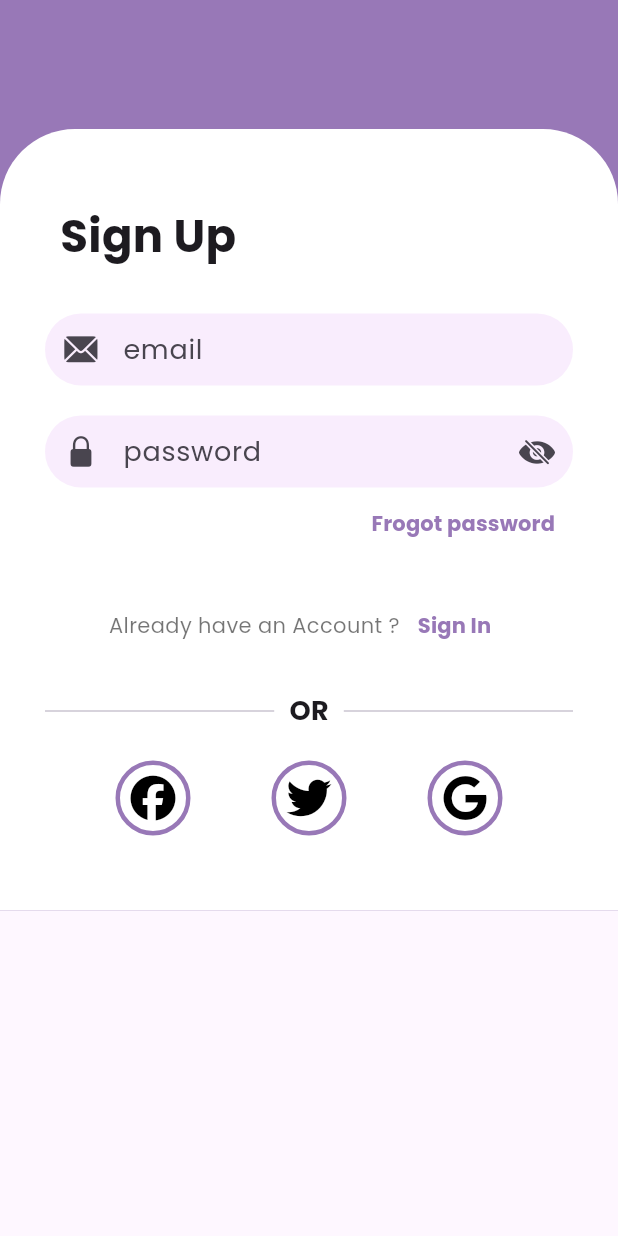
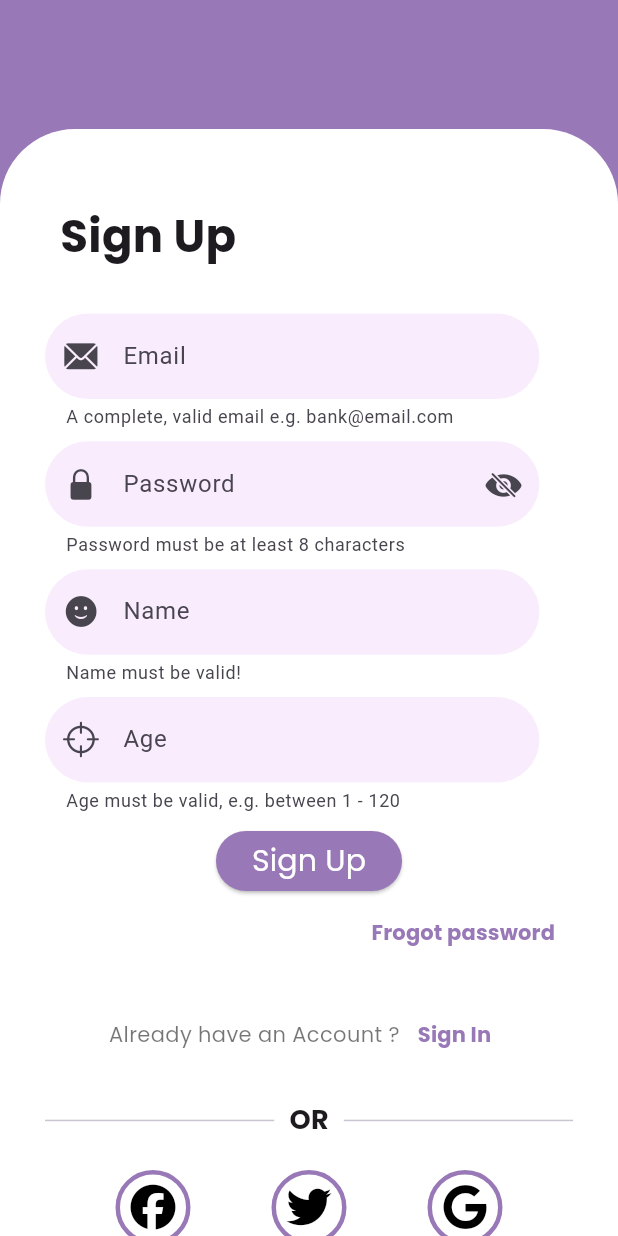
Before and after one commit to baadnk7777777/flutter_bloc_firebase, a Flutter app: the screen it shows after launch, on a phone screen of 412 x 824 dp. Run offline on Flutter 3.47's test engine with Material 3 defaults, Android fonts, the phone set to English and light mode, and no system bars; our stand-ins replace bloc, cloud_firestore, dartz, equatable, firebase_auth, firebase_core and 3 more; accounts and stored records are empty.

Commit message:
Success Signup.

```diff
--- a/lib/modules/sign_up_page/bloc/form_bloc/bloc/form_bloc.dart
+++ b/lib/modules/sign_up_page/bloc/form_bloc/bloc/form_bloc.dart
@@ -25,7 +25,7 @@ class FormBloc extends Bloc<FormEvent, FormsValidate> {
   }
 
   bool _isPasswordValid(String password) {
-    return _passwordRegExp.hasMatch(password);
+    return true;
   }
 
   bool _isNameValid(String? displayName) {
@@ -78,6 +78,7 @@ class FormBloc extends Bloc<FormEvent, FormsValidate> {
             _isNameValid(state.displayName),
         isLoading: true,
       ));
+      print("isfromValid${state.isFormValid}");
       if (state.isFormValid) {
         try {
           // Sign up method
@@ -167,6 +168,7 @@ class FormBloc extends Bloc<FormEvent, FormsValidate> {
       isFormValid: false,
       isFormValidateFailed: false,
       errorMessage: "",
+      displayName: event.displayName,
       isNameValid: _isNameValid(event.displayName),
     ));
   }
--- a/lib/modules/sign_up_page/views/sign_up_page.dart
+++ b/lib/modules/sign_up_page/views/sign_up_page.dart
@@ -5,8 +5,14 @@ import 'package:flutter_bloc_firebase_2/common/style/app_color.dart';
 import 'package:flutter_bloc_firebase_2/modules/home_page/bloc/message_bloc.dart';
 import 'package:flutter_bloc_firebase_2/modules/sign_up_page/bloc/auth_bloc/bloc/authentication_bloc.dart';
 import 'package:flutter_bloc_firebase_2/modules/sign_up_page/bloc/form_bloc/bloc/form_bloc.dart';
+import 'package:flutter_bloc_firebase_2/modules/sign_up_page/widgets/age_field.dart';
+import 'package:flutter_bloc_firebase_2/modules/sign_up_page/widgets/display_name_field.dart';
+import 'package:flutter_bloc_firebase_2/modules/sign_up_page/widgets/email_field.dart';
+import 'package:flutter_bloc_firebase_2/modules/sign_up_page/widgets/error_dialog.dart';
+import 'package:flutter_bloc_firebase_2/modules/sign_up_page/widgets/password_field.dart';
 import 'package:flutter_bloc_firebase_2/modules/sign_up_page/widgets/sign_up_button.dart';
 import 'package:flutter_bloc_firebase_2/modules/sign_up_page/widgets/sign_up_field.dart';
+import 'package:flutter_bloc_firebase_2/modules/sign_up_page/widgets/submit_form.dart';
 import 'package:flutter_bloc_firebase_2/modules/splash_page/splash_page.dart';
 
 class SignUpPage extends StatefulWidget {
@@ -40,16 +46,7 @@ class _SignUpPageState extends State<SignUpPage> {
                 showDialog(
                   context: context,
                   builder: (context) {
-                    return AlertDialog(
-                        // <-- SEE HERE
-                        title: const Text('Erorr'),
-                        content: SingleChildScrollView(
-                          child: ListBody(
-                            children: <Widget>[
-                              Text(state.errorMessage ?? 'Error'),
-                            ],
-                          ),
-                        ));
+                    return ErrorDialog(errorMessage: state.errorMessage);
                   },
                 );
               } else if (state.isFormValid && !state.isLoading) {
@@ -57,7 +54,7 @@ class _SignUpPageState extends State<SignUpPage> {
                 context.read<FormBloc>().add(const FormSucceeded());
               } else if (state.isFormValidateFailed) {
                 ScaffoldMessenger.of(context).showSnackBar(
-                    const SnackBar(content: Text('TextFixIssues')));
+                    const SnackBar(content: Text('isFormValidateFailed')));
               }
             },
           ),
@@ -111,25 +108,22 @@ class _SignUpPageState extends State<SignUpPage> {
                       const SizedBox(
                         height: 30,
                       ),
-                      SignUpField(
-                        controller: emailController,
-                        // onTextChanged: (newText) {
-                        //   onTextChanged(newText, 'email');
-                        // },
-                        fieldType: 'email',
-                        hintText: 'email',
-                      ),
-                      const SizedBox(
-                        height: 20,
-                      ),
-                      SignUpField(
-                        controller: passwordController,
-                        // onTextChanged: (newText) {
-                        //   onTextChanged(newText, 'password');
-                        // },
-                        fieldType: 'password',
-                        hintText: 'password',
-                      ),
+
+                      // THRERE: INPUTFIELD.
+                      const EmailField(),
+                      SizedBox(
+                          height: MediaQuery.of(context).size.height * 0.01),
+                      const PasswordField(),
+                      SizedBox(
+                          height: MediaQuery.of(context).size.height * 0.01),
+                      const DisPlayNameField(),
+                      SizedBox(
+                          height: MediaQuery.of(context).size.height * 0.01),
+                      const AgeField(),
+                      SizedBox(
+                          height: MediaQuery.of(context).size.height * 0.01),
+
+                      const Center(child: SubmitForm()),
                       Row(
                         mainAxisAlignment: MainAxisAlignment.end,
                         children: [
--- /dev/null
+++ b/lib/modules/sign_up_page/widgets/age_field.dart
@@ -0,0 +1,51 @@
+import 'package:flutter/cupertino.dart';
+import 'package:flutter/foundation.dart';
+import 'package:flutter/material.dart';
+import 'package:flutter/widgets.dart';
+import 'package:flutter_bloc/flutter_bloc.dart';
+import 'package:flutter_bloc_firebase_2/common/style/app_color.dart';
+import 'package:flutter_bloc_firebase_2/modules/sign_up_page/bloc/form_bloc/bloc/form_bloc.dart';
+
+class AgeField extends StatelessWidget {
+  const AgeField({super.key});
+
+  @override
+  Widget build(BuildContext context) {
+    Size size = MediaQuery.of(context).size;
+    return BlocBuilder<FormBloc, FormsValidate>(
+      builder: (context, state) {
+        return SizedBox(
+          width: size.width * 0.8,
+          child: TextFormField(
+            keyboardType: TextInputType.number,
+            style: const TextStyle(
+              color: Colors.black54,
+              fontFamily: "poppins",
+              fontSize: 18,
+            ),
+            decoration: InputDecoration(
+                prefixIcon: const Icon(CupertinoIcons.scope),
+                contentPadding: const EdgeInsets.symmetric(
+                    vertical: 15.0, horizontal: 10.0),
+                helperText: 'Age must be valid, e.g. between 1 - 120',
+                helperMaxLines: 1,
+                labelText: 'Age',
+                errorMaxLines: 1,
+                errorText: !state.isAgeValid
+                    ? 'Age must be valid, e.g. between 1 - 120'
+                    : null,
+                filled: true,
+                fillColor: AppColors.ilacPalette3,
+                border: OutlineInputBorder(
+                  borderRadius: BorderRadius.circular(30),
+                  borderSide: BorderSide.none,
+                )),
+            onChanged: (value) {
+              context.read<FormBloc>().add(AgeChanged(age: int.parse(value)));
+            },
+          ),
+        );
+      },
+    );
+  }
+}
--- /dev/null
+++ b/lib/modules/sign_up_page/widgets/display_name_field.dart
@@ -0,0 +1,52 @@
+import 'package:flutter/cupertino.dart';
+import 'package:flutter/foundation.dart';
+import 'package:flutter/material.dart';
+import 'package:flutter/widgets.dart';
+import 'package:flutter_bloc/flutter_bloc.dart';
+import 'package:flutter_bloc_firebase_2/common/style/app_color.dart';
+import 'package:flutter_bloc_firebase_2/modules/sign_up_page/bloc/form_bloc/bloc/form_bloc.dart';
+
+class DisPlayNameField extends StatelessWidget {
+  const DisPlayNameField({super.key});
+
+  @override
+  Widget build(BuildContext context) {
+    Size size = MediaQuery.of(context).size;
+    return BlocBuilder<FormBloc, FormsValidate>(
+      builder: (context, state) {
+        return SizedBox(
+          // รู้ขนาดที่แน่นอน ควรใช้ Sizebox
+          width: size.width * 0.8,
+          child: TextField(
+            onChanged: (value) {
+              context.read<FormBloc>().add(NameChanged(value));
+            },
+            style: const TextStyle(
+              color: Colors.black54,
+              fontFamily: "poppins",
+              fontSize: 18,
+            ),
+            decoration: InputDecoration(
+                prefixIcon: const Icon(CupertinoIcons.smiley_fill),
+                helperText: '''Name must be valid!''',
+                helperMaxLines: 2,
+                labelText: 'Name',
+                errorMaxLines: 2,
+                errorText:
+                    !state.isNameValid ? '''Name cannot be empty!''' : null,
+                contentPadding: const EdgeInsets.symmetric(
+                  vertical: 15.0,
+                  horizontal: 10.0,
+                ),
+                filled: true,
+                fillColor: AppColors.ilacPalette3,
+                border: OutlineInputBorder(
+                  borderRadius: BorderRadius.circular(30),
+                  borderSide: BorderSide.none,
+                )),
+          ),
+        );
+      },
+    );
+  }
+}
--- /dev/null
+++ b/lib/modules/sign_up_page/widgets/email_field.dart
@@ -0,0 +1,53 @@
+import 'package:flutter/cupertino.dart';
+import 'package:flutter/foundation.dart';
+import 'package:flutter/material.dart';
+import 'package:flutter/widgets.dart';
+import 'package:flutter_bloc/flutter_bloc.dart';
+import 'package:flutter_bloc_firebase_2/common/style/app_color.dart';
+import 'package:flutter_bloc_firebase_2/modules/sign_up_page/bloc/form_bloc/bloc/form_bloc.dart';
+
+class EmailField extends StatelessWidget {
+  const EmailField({super.key});
+
+  @override
+  Widget build(BuildContext context) {
+    Size size = MediaQuery.of(context).size;
+    return BlocBuilder<FormBloc, FormsValidate>(
+      builder: (context, state) {
+        return SizedBox(
+          // รู้ขนาดที่แน่นอน ควรใช้ Sizebox
+          width: size.width * 0.8,
+          child: TextField(
+            onChanged: (value) {
+              context.read<FormBloc>().add(EmailChanged(email: value));
+            },
+            keyboardType: TextInputType.emailAddress,
+            style: const TextStyle(
+              color: Colors.black54,
+              fontFamily: "poppins",
+              fontSize: 18,
+            ),
+            decoration: InputDecoration(
+                prefixIcon: const Icon(CupertinoIcons.mail_solid),
+                labelText: 'Email',
+                helperText: 'A complete, valid email e.g. bank@email.com',
+                errorText: !state.isNameValid
+                    ? 'Please ensure the email is valid'
+                    : null,
+                hintText: 'Email',
+                contentPadding: const EdgeInsets.symmetric(
+                  vertical: 15.0,
+                  horizontal: 10.0,
+                ),
+                filled: true,
+                fillColor: AppColors.ilacPalette3,
+                border: OutlineInputBorder(
+                  borderRadius: BorderRadius.circular(30),
+                  borderSide: BorderSide.none,
+                )),
+          ),
+        );
+      },
+    );
+  }
+}
--- /dev/null
+++ b/lib/modules/sign_up_page/widgets/error_dialog.dart
@@ -0,0 +1,25 @@
+import 'package:flutter/foundation.dart';
+import 'package:flutter/material.dart';
+import 'package:flutter/widgets.dart';
+
+class ErrorDialog extends StatelessWidget {
+  final String? errorMessage;
+  const ErrorDialog({Key? key, required this.errorMessage}) : super(key: key);
+
+  @override
+  Widget build(BuildContext context) {
+    return AlertDialog(
+      title: const Text("Error"),
+      content: Text(errorMessage!),
+      actions: [
+        TextButton(
+          child: const Text("Ok"),
+          onPressed: () => errorMessage!.contains("Please Verify your email")
+              ? Navigator.of(context)
+                  .pushNamedAndRemoveUntil('/', (route) => false)
+              : Navigator.of(context).pop(),
+        )
+      ],
+    );
+  }
+}
--- /dev/null
+++ b/lib/modules/sign_up_page/widgets/password_field.dart
@@ -0,0 +1,56 @@
+import 'package:flutter/cupertino.dart';
+import 'package:flutter/foundation.dart';
+import 'package:flutter/material.dart';
+import 'package:flutter/widgets.dart';
+import 'package:flutter_bloc/flutter_bloc.dart';
+import 'package:flutter_bloc_firebase_2/common/style/app_color.dart';
+import 'package:flutter_bloc_firebase_2/modules/sign_up_page/bloc/form_bloc/bloc/form_bloc.dart';
+
+class PasswordField extends StatelessWidget {
+  const PasswordField({super.key});
+
+  @override
+  Widget build(BuildContext context) {
+    Size size = MediaQuery.of(context).size;
+    return BlocBuilder<FormBloc, FormsValidate>(
+      builder: (context, state) {
+        return SizedBox(
+          // รู้ขนาดที่แน่นอน ควรใช้ Sizebox
+          width: size.width * 0.8,
+          child: TextField(
+            onChanged: (value) {
+              context.read<FormBloc>().add(PasswordChanged(password: value));
+            },
+            obscureText: true,
+            style: const TextStyle(
+              color: Colors.black54,
+              fontFamily: "poppins",
+              fontSize: 18,
+            ),
+            decoration: InputDecoration(
+                prefixIcon: const Icon(CupertinoIcons.lock_fill),
+                suffixIcon: const Icon(CupertinoIcons.eye_slash_fill),
+                labelText: 'Password',
+                helperText: 'Password must be at least 8 characters',
+                helperMaxLines: 2,
+                errorText: !state.isPasswordValid
+                    ? 'Password must be at least 8 characters'
+                    : null,
+                errorMaxLines: 2,
+                hintText: 'Password',
+                contentPadding: const EdgeInsets.symmetric(
+                  vertical: 15.0,
+                  horizontal: 10.0,
+                ),
+                filled: true,
+                fillColor: AppColors.ilacPalette3,
+                border: OutlineInputBorder(
+                  borderRadius: BorderRadius.circular(30),
+                  borderSide: BorderSide.none,
+                )),
+          ),
+        );
+      },
+    );
+  }
+}
--- /dev/null
+++ b/lib/modules/sign_up_page/widgets/submit_form.dart
@@ -0,0 +1,39 @@
+import 'package:flutter/foundation.dart';
+import 'package:flutter/material.dart';
+import 'package:flutter/widgets.dart';
+import 'package:flutter_bloc/flutter_bloc.dart';
+import 'package:flutter_bloc_firebase_2/common/style/app_color.dart';
+import 'package:flutter_bloc_firebase_2/modules/sign_up_page/bloc/form_bloc/bloc/form_bloc.dart';
+import 'package:flutter_bloc_firebase_2/modules/splash_page/splash_page.dart';
+
+class SubmitForm extends StatelessWidget {
+  const SubmitForm({super.key});
+
+  @override
+  Widget build(BuildContext context) {
+    return BlocBuilder<FormBloc, FormsValidate>(
+      builder: (context, state) {
+        return state.isLoading
+            ? const LoadingPage()
+            : ElevatedButton(
+                onPressed: () {
+                  context
+                      .read<FormBloc>()
+                      .add(const FormSubmitted(value: Status.signUp));
+                },
+                style: ElevatedButton.styleFrom(
+                    backgroundColor: AppColors.ilacPalette4),
+                child: const Text(
+                  'Sign Up',
+                  style: TextStyle(
+                    color: Colors.white,
+                    fontWeight: FontWeight.normal,
+                    fontFamily: 'poppins',
+                    fontSize: 20,
+                  ),
+                ),
+              );
+      },
+    );
+  }
+}
```
